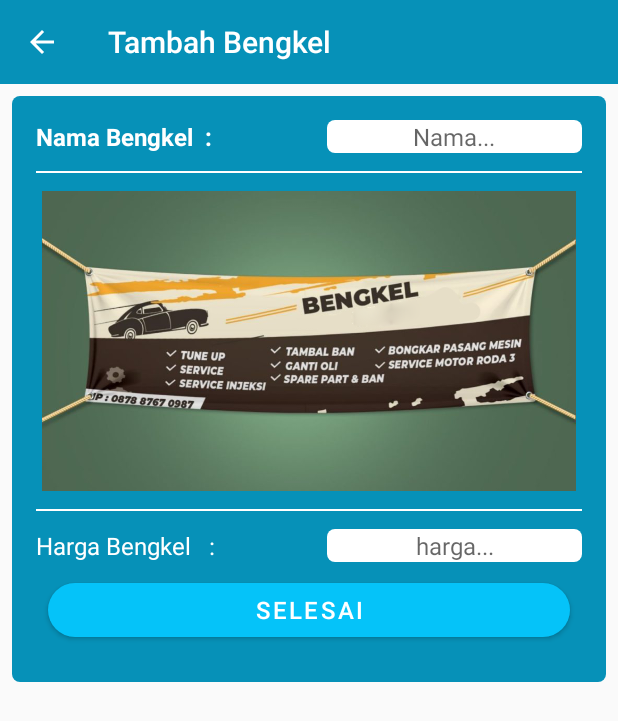
After one commit to helperzerro/Bengkel, an Android app: the DetailBengkelAdmin screen opened directly, with no data from a screen before it, on a phone screen of 412 x 824 dp. The commit adds this screen. Shown: the top 721 px of the screen. Run offline under Robolectric (Android 15) with nearby library versions, the phone set to English and light mode, and no system bars.

Commit message:
final project

```diff
--- a/app/src/main/AndroidManifest.xml
+++ b/app/src/main/AndroidManifest.xml
@@ -9,9 +9,6 @@
         android:roundIcon="@mipmap/ic_launcher_round"
         android:supportsRtl="true"
         android:theme="@style/AppTheme">
-        <activity
-            android:name=".EditPenyewaActivity"
-            android:exported="true" />
         <activity android:name=".activity.LoginActivity">
             <intent-filter>
                 <action android:name="android.intent.action.MAIN" />
@@ -19,6 +16,8 @@
                 <category android:name="android.intent.category.LAUNCHER" />
             </intent-filter>
         </activity>
+        <activity android:name=".activity.DaftarBengkelAdmin" />
+        <activity android:name=".activity.DetailBengkelAdmin" />
         <activity android:name=".activity.DaftarBengkelActivity" />
         <activity android:name=".activity.PenyewaActivity" />
         <activity android:name=".activity.SewaBengkelActivity" />
--- a/app/src/main/java/com/uas/bengkel/activity/DaftarBengkelActivity.java
+++ b/app/src/main/java/com/uas/bengkel/activity/DaftarBengkelActivity.java
@@ -20,7 +20,7 @@ import com.uas.bengkel.R;
 import com.uas.bengkel.helper.DataHelper;
 
 public class DaftarBengkelActivity extends AppCompatActivity {
-
+// mendeklarasi beberapa variabel untuk mengakses activity_Bengkel
     String[] daftar;
     ListView ListView1;
     Menu menu;
--- a/app/src/main/java/com/uas/bengkel/activity/DetailBengkelActivity.java
+++ b/app/src/main/java/com/uas/bengkel/activity/DetailBengkelActivity.java
@@ -16,7 +16,7 @@ import com.uas.bengkel.R;
 import com.uas.bengkel.helper.DataHelper;
 
 public class DetailBengkelActivity extends AppCompatActivity {
-
+    // mendeklarasi beberapa variabel untuk mengakses beberapa activity_detail_bengkel
     protected Cursor cursor;
     String sMerk, sHarga, sGambar;
     DataHelper dbHelper;
@@ -51,6 +51,8 @@ public class DetailBengkelActivity extends AppCompatActivity {
             sGambar = "sejati";
         } else if (sMerk.equals("Bengkel Sentosa")) {
             sGambar = "sentosa";
+        }else{
+            sGambar = "bengkel_baru";
         }
 
         // mencari ImageView dan TextView yang ada dalam file xml
--- /dev/null
+++ b/app/src/main/java/com/uas/bengkel/activity/DetailBengkelAdmin.java
@@ -0,0 +1,94 @@
+package com.uas.bengkel.activity;
+
+import android.database.sqlite.SQLiteDatabase;
+import android.os.Bundle;
+import android.view.MenuItem;
+import android.view.View;
+import android.widget.AdapterView;
+import android.widget.ArrayAdapter;
+import android.widget.Button;
+import android.widget.EditText;
+import android.widget.RadioButton;
+import android.widget.RadioGroup;
+import android.widget.Spinner;
+import android.widget.Toast;
+
+import androidx.appcompat.app.AppCompatActivity;
+import androidx.appcompat.widget.Toolbar;
+
+import com.uas.bengkel.R;
+import com.uas.bengkel.helper.DataHelper;
+
+import java.util.List;
+
+public class DetailBengkelAdmin extends AppCompatActivity {
+    // seperti biasanya pertama kami mendeklarasi beberapa variabel untuk dapat digunakan nantinya
+    EditText nama,harga2;
+    Button selesai;
+
+    String sNama,sHarga2;
+    DataHelper dbHelper; // ini juga variabelnya nanti digunakan untuk menghubungkannya ke code untuk mengakses data didalam SQLiteDatabase
+
+    @Override
+    protected void onCreate(Bundle savedInstanceState) {
+        super.onCreate(savedInstanceState);
+        setContentView(R.layout.activity_daftar_bengkel_baru);
+
+        // membuat instance dari datahelper
+        dbHelper = new DataHelper(this);
+
+        // mencari setiap component yang dibutuhkan
+        nama = findViewById(R.id.NNama1);
+        harga2 = findViewById(R.id.JHarga2);
+        selesai = findViewById(R.id.selesaiHitung1);
+
+        // mejalankan methojd loadSpinnerData
+
+        selesai.setOnClickListener(new View.OnClickListener() {
+            @Override
+            public void onClick(View v) {
+                // mendapatkan text dan mengubahnay menjadi string
+                sNama = nama.getText().toString();
+                sHarga2 = harga2.getText().toString();
+                // jika salah satu kosong, maka akan memberi tahu bahwa nilainya tidak boleh kosong
+                if (sNama.isEmpty() || sHarga2.isEmpty()) {
+                    Toast.makeText(DetailBengkelAdmin.this, "(*) tidak boleh kosong", Toast.LENGTH_SHORT).show();
+                    return;
+                }
+
+                // membuat writeabledatabase dan memasukan data kedalam database
+                SQLiteDatabase dbH = dbHelper.getWritableDatabase();
+                dbH.execSQL("INSERT INTO mobil VALUES ('" +
+                        sNama + "','" +
+                        sHarga2 + "');");
+                // refresh list
+                DaftarBengkelActivity.m.RefreshList();
+                finish();
+
+            }
+        });
+
+        setupToolbar();
+
+    }
+    // menyiapkan toolbar
+    private void setupToolbar() {
+        // mencari toolbar dalam file xml
+        Toolbar toolbar = findViewById(R.id.tbDetailMbl);
+        // menset title
+        toolbar.setTitle("Tambah Bengkel");
+        // menampilkan toolbar ke getSupportActionBar
+        setSupportActionBar(toolbar);
+        getSupportActionBar().setDisplayHomeAsUpEnabled(true);
+    }
+
+    @Override
+    public boolean onOptionsItemSelected(MenuItem item) {
+        if (item.getItemId() == android.R.id.home) {
+            finish();
+            return true;
+        }
+        return super.onOptionsItemSelected(item);
+    }
+
+}
--- a/app/src/main/java/com/uas/bengkel/activity/DetailPenyewaActivity.java
+++ b/app/src/main/java/com/uas/bengkel/activity/DetailPenyewaActivity.java
@@ -14,7 +14,7 @@ import com.uas.bengkel.R;
 import com.uas.bengkel.helper.DataHelper;
 
 public class DetailPenyewaActivity extends AppCompatActivity {
-
+    // mendeklarasi beberapa variabel untuk digunakan nantinya / mengakses activity_detail_Penyewa
     String sNama, sAlamat, sHP, sMerk, sHarga;
     int iLama, iPromo, iTotal;
     double dTotal;
@@ -37,7 +37,7 @@ public class DetailPenyewaActivity extends AppCompatActivity {
         cursor = db.rawQuery("select * from penyewa, mobil, sewa where penyewa.nama = sewa.nama AND mobil.merk = sewa.merk AND penyewa.nama = '" + getIntent().getStringExtra("nama") + "'", null);
         // memindahkan cursor ke hasil pertama
         cursor.moveToFirst();
-        // menerima dan mamsukan data kedalam variabel yang sudah disediakan jika cursor berisi nilai
+        // menerima dan mamasukan data kedalam variabel yang sudah disediakan jika cursor berisi nilai
         if (cursor.getCount() > 0) {
             cursor.moveToPosition(0);
             sNama = cursor.getString(0);
@@ -88,7 +88,7 @@ public class DetailPenyewaActivity extends AppCompatActivity {
         // mencari toolbar dari xml
         Toolbar toolbar = findViewById(R.id.tbDetailPenyewa);
         // mengatur title dari toolbar
-        toolbar.setTitle("Detail PenyewaActivity");
+        toolbar.setTitle("Detail Penyewa Activity");
         // menampilkan toolbar ke getSupportActionBar
         setSupportActionBar(toolbar);
         getSupportActionBar().setDisplayHomeAsUpEnabled(true);
--- a/app/src/main/java/com/uas/bengkel/activity/PenyewaActivity.java
+++ b/app/src/main/java/com/uas/bengkel/activity/PenyewaActivity.java
@@ -24,7 +24,7 @@ import com.uas.bengkel.helper.DataHelper;
 import static android.R.layout.*;
 
 public class PenyewaActivity extends AppCompatActivity {
-
+    // mendeklarasi variabel
     String[] daftar;
     int[] id;
     ListView ListView1;
--- a/app/src/main/java/com/uas/bengkel/activity/SewaBengkelActivity.java
+++ b/app/src/main/java/com/uas/bengkel/activity/SewaBengkelActivity.java
@@ -22,7 +22,7 @@ import com.uas.bengkel.helper.DataHelper;
 import java.util.List;
 
 public class SewaBengkelActivity extends AppCompatActivity implements AdapterView.OnItemSelectedListener {
-
+    // seperti biasanya pertama kami mendeklarasi beberapa variabel untuk dapat digunakan nantinya
     EditText nama, alamat, no_hp, lama;
     RadioGroup promo;
     RadioButton weekday, weekend;
@@ -34,7 +34,7 @@ public class SewaBengkelActivity extends AppCompatActivity implements AdapterVie
     double dTotal;
 
     private Spinner spinner;
-    DataHelper dbHelper;
+    DataHelper dbHelper; // ini juga variabelnya nanti digunakan untuk menghubungkannya ke code untuk mengakses data didalam SQLiteDatabase
 
     @Override
     protected void onCreate(Bundle savedInstanceState) {
--- /dev/null
+++ b/app/src/main/res/layout/activity_daftar_bengkel_baru.xml
@@ -0,0 +1,132 @@
+<?xml version="1.0" encoding="utf-8"?>
+<RelativeLayout xmlns:android="http://schemas.android.com/apk/res/android"
+    android:layout_width="match_parent"
+    android:layout_height="match_parent"
+    xmlns:app="http://schemas.android.com/apk/res-auto">
+
+    <androidx.appcompat.widget.Toolbar
+        android:id="@+id/tbDetailMbl"
+        android:layout_width="match_parent"
+        android:layout_height="?attr/actionBarSize"
+        android:background="?attr/colorPrimary"
+        android:theme="@style/ThemeOverlay.AppCompat.Dark.ActionBar" />
+
+    <ScrollView
+        android:layout_width="match_parent"
+        android:layout_height="wrap_content"
+        android:layout_below="@+id/tbDetailMbl"
+        android:clipToPadding="false"
+        android:fillViewport="false"
+        android:scrollbars="none">
+
+        <LinearLayout
+            android:layout_width="match_parent"
+            android:layout_height="wrap_content"
+            android:layout_marginLeft="8dp"
+            android:layout_marginTop="8dp"
+            android:layout_marginRight="8dp"
+            android:orientation="vertical"
+            android:paddingBottom="16dp">
+
+
+            <LinearLayout
+                android:layout_width="match_parent"
+                android:layout_height="match_parent"
+                android:background="@drawable/background_item"
+                android:orientation="vertical"
+                android:padding="16dp">
+
+                <LinearLayout
+                    android:layout_width="match_parent"
+                    android:layout_height="wrap_content"
+                    android:layout_marginBottom="12dp"
+                    android:orientation="horizontal">
+
+                    <TextView
+                        android:id="@+id/NBengkel"
+                        android:layout_width="0dp"
+                        android:layout_height="wrap_content"
+                        android:layout_weight="6.56"
+                        android:text="Nama Bengkel  :"
+                        android:textColor="@android:color/white"
+                        android:textSize="16sp"
+                        android:textStyle="bold" />
+
+                    <EditText
+                        android:id="@+id/NNama1"
+                        android:layout_width="170dp"
+                        android:layout_height="wrap_content"
+                        android:background="@drawable/background_textview"
+                        android:gravity="center"
+                        android:hint="Nama..."
+                        android:textColor="@color/colorPrimary"
+                        android:textSize="16sp"/>
+
+                </LinearLayout>
+
+
+                <View
+                    android:layout_width="match_parent"
+                    android:layout_height="1dp"
+                    android:layout_marginBottom="12dp"
+                    android:background="@android:color/white" />
+
+                <ImageView
+                    android:id="@+id/ivMobil1"
+                    android:layout_width="match_parent"
+                    android:layout_height="200dp"
+                    android:src="@drawable/bengkel_baru" />
+
+                <View
+                    android:layout_width="match_parent"
+                    android:layout_height="1dp"
+                    android:layout_marginTop="12dp"
+                    android:layout_marginBottom="12dp"
+                    android:background="@android:color/white" />
+
+                <LinearLayout
+                    android:id="@+id/GHarga1"
+                    android:layout_width="match_parent"
+                    android:layout_height="wrap_content">
+
+                    <TextView
+                        android:layout_width="0dp"
+                        android:layout_height="wrap_content"
+                        android:layout_weight="6.56"
+                        android:text="Harga Bengkel   :"
+                        android:textColor="@android:color/white"
+                        android:textSize="16sp" />
+
+                    <EditText
+                        android:id="@+id/JHarga2"
+                        android:layout_width="170dp"
+                        android:layout_height="wrap_content"
+                        android:background="@drawable/background_textview"
+                        android:gravity="center"
+                        android:hint="harga..."
+                        android:textColor="@color/colorPrimary"
+                        android:textSize="16sp"/>
+
+                </LinearLayout>
+
+                <com.google.android.material.button.MaterialButton
+                    android:id="@+id/selesaiHitung1"
+                    android:layout_width="match_parent"
+                    android:layout_height="wrap_content"
+                    android:layout_gravity="end|bottom"
+                    android:layout_margin="8dp"
+                    android:text="Selesai"
+                    app:cornerRadius="50dp"
+                    android:textColor="@android:color/white"
+                    android:textSize="16sp"
+                    android:theme="@style/Theme.MaterialComponents.Light"
+                    app:backgroundTint="@color/colorAccent" />
+
+            </LinearLayout>
+
+        </LinearLayout>
+
+
+    </ScrollView>
+
+</RelativeLayout>
```
Also changed, not shown: app/src/main/java/com/uas/bengkel/EditPenyewaActivity.java (deleted, +0 -15 lines), app/src/main/java/com/uas/bengkel/activity/DaftarBengkelAdmin.java (added, +110 -0 lines), app/src/main/java/com/uas/bengkel/activity/MainActivity.java (+8 -4 lines), app/src/main/java/com/uas/bengkel/helper/DBHelper.java (+18 -11 lines), app/src/main/java/com/uas/bengkel/helper/DataHelper.java (+13 -11 lines), app/src/main/res/layout/activity_bengkel_admin.xml (added, +42 -0 lines), app/src/main/res/layout/activity_edit_penyewa.xml (deleted, +0 -9 lines), app/src/main/res/drawable/bengkel_baru.png (added), 226 other files.
